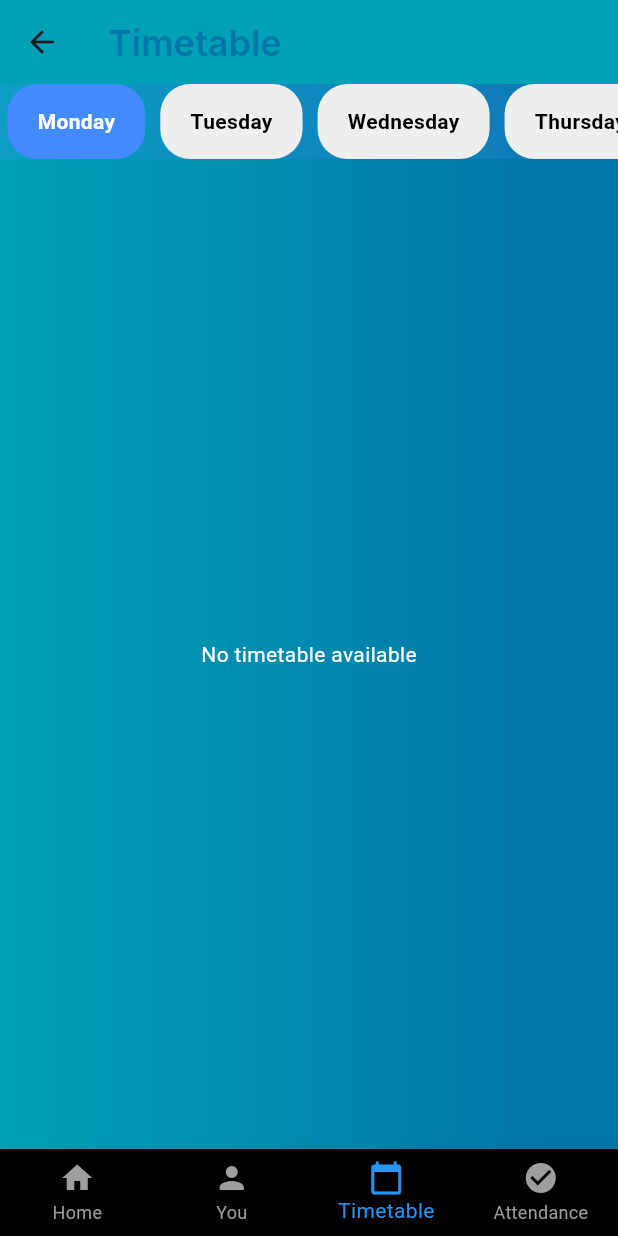
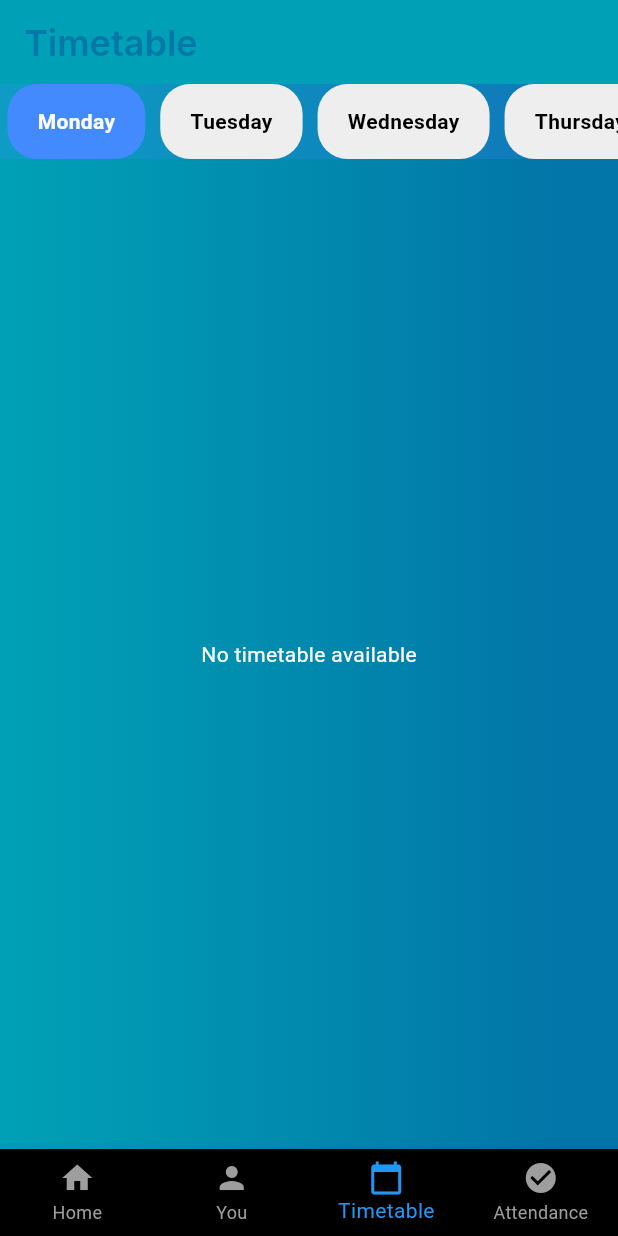
Before and after one commit to priyaanp/schoople-mobile-app, a Flutter app: the BottomNavPage screen opened directly, item 3 of the bottom bar chosen, on a phone screen of 412 x 824 dp. Run offline on Flutter 3.47's test engine with Material 3 defaults, Android fonts, the light colour scheme and no system bars; our stand-ins replace bloc, flutter_bloc, google_fonts, shared_preferences, table_calendar; accounts and stored records are empty; network calls fail; project files that could hold a hidden picture were left out.

Commit message:
back button issue fixed

```diff
--- a/lib/presentation/attendance/attendance_calendar_page.dart
+++ b/lib/presentation/attendance/attendance_calendar_page.dart
@@ -4,11 +4,12 @@ import 'package:Schoople/models/attendance_model.dart';
 import 'package:Schoople/presentation/main_page/widgets/custom_scaffold.dart';
 import 'package:flutter/material.dart';
 import 'package:flutter_bloc/flutter_bloc.dart';
-import 'package:google_fonts/google_fonts.dart';
 import 'package:table_calendar/table_calendar.dart';
 import 'package:intl/intl.dart';
 
 class AttendanceCalendarPage extends StatefulWidget {
+  AttendanceCalendarPage({required this.type});
+  final int type;
   @override
   _AttendanceCalendarPageState createState() => _AttendanceCalendarPageState();
 }
@@ -24,13 +25,14 @@ class _AttendanceCalendarPageState extends State<AttendanceCalendarPage> {
     final state = context.read<AppStateCubit>().state;
     final token = state.token;
     final studentId = state.studentId;
-    context.read<AttendanceCubit>().fetchAttendance(token!, studentId!);
+    context.read<AttendanceCubit>().fetchAttendance(token!, studentId!,context);
   }
 
   @override
   Widget build(BuildContext context) {
     return CustomScaffold(
       title: "Attendance",
+      type:widget.type,
       body: SafeArea(
         child: Container(
           decoration: const BoxDecoration(
--- a/lib/presentation/exam_mark/exam_mark_details_page.dart
+++ b/lib/presentation/exam_mark/exam_mark_details_page.dart
@@ -6,7 +6,7 @@ import 'package:Schoople/models/exam_mark.dart';
 import 'package:Schoople/presentation/main_page/widgets/custom_scaffold.dart';
 import 'package:flutter/material.dart';
 import 'package:flutter_bloc/flutter_bloc.dart';
-import 'package:google_fonts/google_fonts.dart';
+
 
 class ExamMarksPage extends StatefulWidget {
   @override
@@ -30,13 +30,14 @@ class _ExamMarksPageState extends State<ExamMarksPage> {
   void fetchExamMarks() {
     context
         .read<ExamMarkCubit>()
-        .fetchExamMarks(studentId, selectedTerm, token);
+        .fetchExamMarks(studentId, selectedTerm, token,context);
   }
 
   @override
   Widget build(BuildContext context) {
     return CustomScaffold(
       title: "Report Card",
+      type:1,
       body: SafeArea(
         child: Container(
           decoration: const BoxDecoration(
--- a/lib/presentation/main_page/widgets/bottom_navigation.dart
+++ b/lib/presentation/main_page/widgets/bottom_navigation.dart
@@ -15,9 +15,9 @@ class _BottomNavPageState extends State<BottomNavPage> {
 
   final List<Widget> _pages = [
     ScreenHome(),
-    StudentProfilePage(),
-    TimetablePage(),
-    AttendanceCalendarPage(),
+    StudentProfilePage(type: 2),
+    TimetablePage(type: 2,),
+    AttendanceCalendarPage(type: 2,),
   ];
 
   void _onItemTapped(int index) {
--- a/lib/presentation/main_page/widgets/custom_scaffold.dart
+++ b/lib/presentation/main_page/widgets/custom_scaffold.dart
@@ -5,11 +5,13 @@ class CustomScaffold extends StatelessWidget {
   final String title;
   final Widget body;
   final bool showBackButton;
+  final int type;
 
   const CustomScaffold({
     Key? key,
     required this.title,
     required this.body,
+    required this.type,
     this.showBackButton = true, // By default, show back button
   }) : super(key: key);
 
@@ -17,6 +19,7 @@ class CustomScaffold extends StatelessWidget {
   Widget build(BuildContext context) {
     return Scaffold(
       appBar: AppBar(
+        automaticallyImplyLeading: type == 1 ? true : false,
         title: Text(
           title,
           style: GoogleFonts.inter(
@@ -25,14 +28,10 @@ class CustomScaffold extends StatelessWidget {
             fontStyle: FontStyle.normal,
             fontWeight: FontWeight.w600,
           ),
+
         ),
         backgroundColor: Color(0xFF00A1B6),
-        leading: showBackButton
-            ? IconButton(
-                icon: Icon(Icons.arrow_back),
-                onPressed: () => Navigator.of(context).pop(), // Go back
-              )
-            : null, // Hide back button on home page
+ // Hide back button on home page
       ),
       body: body,
     );
--- a/lib/presentation/timetable/timetable_page.dart
+++ b/lib/presentation/timetable/timetable_page.dart
@@ -1,14 +1,16 @@
 import 'dart:convert';
 import 'package:Schoople/cubit/app_state_cubit.dart';
 import 'package:Schoople/domain/core/api_end_ponts.dart';
+import 'package:Schoople/presentation/main_page/widgets/custom_scaffold.dart';
 import 'package:flutter/material.dart';
 import 'package:flutter_bloc/flutter_bloc.dart';
-import 'package:google_fonts/google_fonts.dart';
 import 'package:http/http.dart' as http;
 import 'package:intl/intl.dart';
 
 class TimetablePage extends StatefulWidget {
-  const TimetablePage({Key? key}) : super(key: key);
+    TimetablePage({required this.type});
+  final int type;
+
 
   @override
   _TimetablePageState createState() => _TimetablePageState();
@@ -67,19 +69,9 @@ class _TimetablePageState extends State<TimetablePage> {
 
   @override
   Widget build(BuildContext context) {
-    return Scaffold(
-      appBar: AppBar(
-        title: Text(
-          "Timetable",
-          style: GoogleFonts.inter(
-            fontSize: 24,
-            color: const Color(0xFF0278A9),
-            fontStyle: FontStyle.normal,
-            fontWeight: FontWeight.w600,
-          ),
-        ),
-        backgroundColor: Color(0xFF00A1B6),
-      ),
+    return  CustomScaffold(
+      title: "Timetable",
+      type: widget.type,
       body: SafeArea(
         child: Container(
           decoration: const BoxDecoration(
```
Also changed, not shown: lib/cubit/attendance_cubit.dart (+8 -2 lines), lib/cubit/events_cubit.dart (+6 -1 lines), lib/cubit/exam_mark_cubit.dart (+8 -2 lines), lib/cubit/exam_schedule_cubit.dart (+6 -1 lines), lib/presentation/Home/screen_home.dart (+25 -11 lines), lib/presentation/events/event_item.dart (+13 -8 lines), lib/presentation/events/event_list.dart (+9 -4 lines), lib/presentation/events/events_page.dart (+7 -1 lines), lib/presentation/exam_schedule/exam_schedule_page.dart (+10 -1 lines), lib/presentation/main_page/screen_main_page.dart (+25 -17 lines), lib/presentation/main_page/widgets/bottom_nav.dart (+17 -10 lines), lib/presentation/profile/screen_profile.dart (+9 -2 lines).
